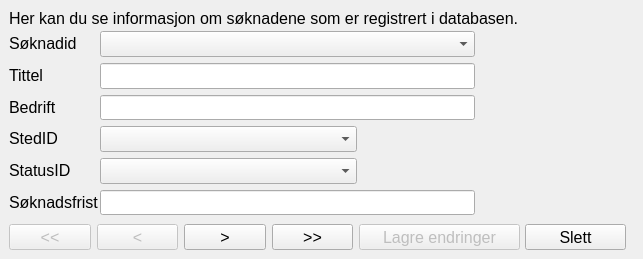
Above: src/QT/jobber/jobber/viewjobs.ui from andersbo87/sources before the change. Below: the same form after it.
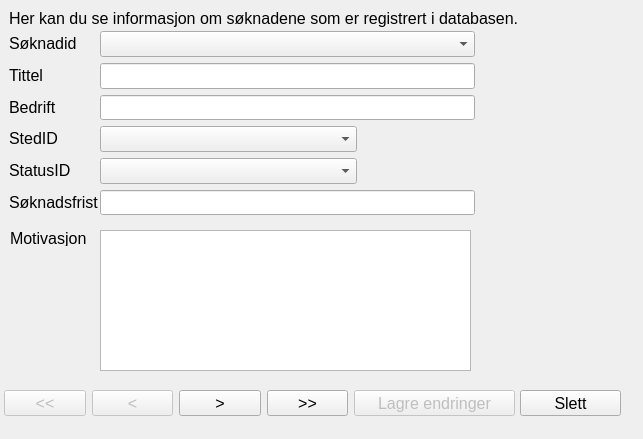
That is the form after the change. Icons and pictures are not drawn.

Commit message: Endret flere ting for å få med endring i databasen hvor brukeren angier motivasjon for å søkte gitte jobber.

```diff
--- a/src/QT/jobber/jobber/viewjobs.ui
+++ b/src/QT/jobber/jobber/viewjobs.ui
@@ -7,7 +7,7 @@
     <x>0</x>
     <y>0</y>
     <width>643</width>
-    <height>259</height>
+    <height>439</height>
    </rect>
   </property>
   <property name="minimumSize">
@@ -174,8 +174,8 @@
     </property>
     <property name="geometry">
      <rect>
-      <x>9</x>
-      <y>224</y>
+      <x>4</x>
+      <y>390</y>
       <width>82</width>
       <height>26</height>
      </rect>
@@ -190,8 +190,8 @@
     </property>
     <property name="geometry">
      <rect>
-      <x>97</x>
-      <y>224</y>
+      <x>92</x>
+      <y>390</y>
       <width>81</width>
       <height>26</height>
      </rect>
@@ -203,8 +203,8 @@
    <widget class="QPushButton" name="btnNext">
     <property name="geometry">
      <rect>
-      <x>184</x>
-      <y>224</y>
+      <x>179</x>
+      <y>390</y>
       <width>82</width>
       <height>26</height>
      </rect>
@@ -216,8 +216,8 @@
    <widget class="QPushButton" name="btnLast">
     <property name="geometry">
      <rect>
-      <x>272</x>
-      <y>224</y>
+      <x>267</x>
+      <y>390</y>
       <width>81</width>
       <height>26</height>
      </rect>
@@ -232,8 +232,8 @@
     </property>
     <property name="geometry">
      <rect>
-      <x>359</x>
-      <y>224</y>
+      <x>354</x>
+      <y>390</y>
       <width>161</width>
       <height>26</height>
      </rect>
@@ -245,8 +245,8 @@
    <widget class="QPushButton" name="btnDelete">
     <property name="geometry">
      <rect>
-      <x>525</x>
-      <y>224</y>
+      <x>520</x>
+      <y>390</y>
       <width>101</width>
       <height>26</height>
      </rect>
@@ -300,6 +300,29 @@
      <string/>
     </property>
    </widget>
+   <widget class="QLabel" name="labelMotivation">
+    <property name="geometry">
+     <rect>
+      <x>10</x>
+      <y>230</y>
+      <width>81</width>
+      <height>16</height>
+     </rect>
+    </property>
+    <property name="text">
+     <string>Motivasjon</string>
+    </property>
+   </widget>
+   <widget class="QTextEdit" name="textEditMotivation">
+    <property name="geometry">
+     <rect>
+      <x>100</x>
+      <y>230</y>
+      <width>371</width>
+      <height>141</height>
+     </rect>
+    </property>
+   </widget>
   </widget>
  </widget>
  <resources/>
```
Left out of the diff: 15 changed lines with no effect on the pictures. The commit also changes 10 other files.
